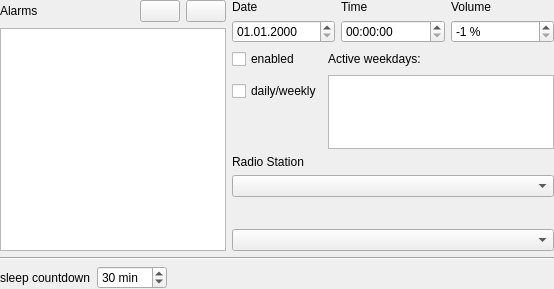
The window that plugins/timecontrol/timecontrol-configuration-ui.ui (pbek/kradio) describes before a commit, drawn with Qt 5.
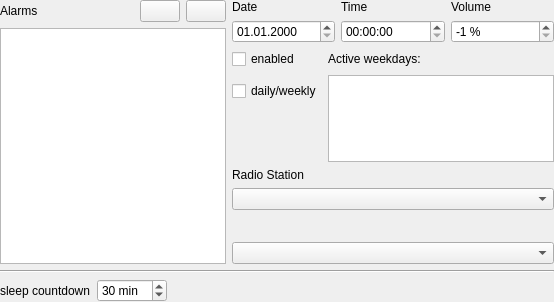
The same window after the commit. Custom widgets are drawn as their Qt base class.

Diff of the .ui file:
```diff
--- a/plugins/timecontrol/timecontrol-configuration-ui.ui
+++ b/plugins/timecontrol/timecontrol-configuration-ui.ui
@@ -7,7 +7,7 @@
     <x>0</x>
     <y>0</y>
     <width>554</width>
-    <height>289</height>
+    <height>302</height>
    </rect>
   </property>
   <layout class="QGridLayout">
```
Left out of the diff: 6 changed lines with no effect on the pictures.
